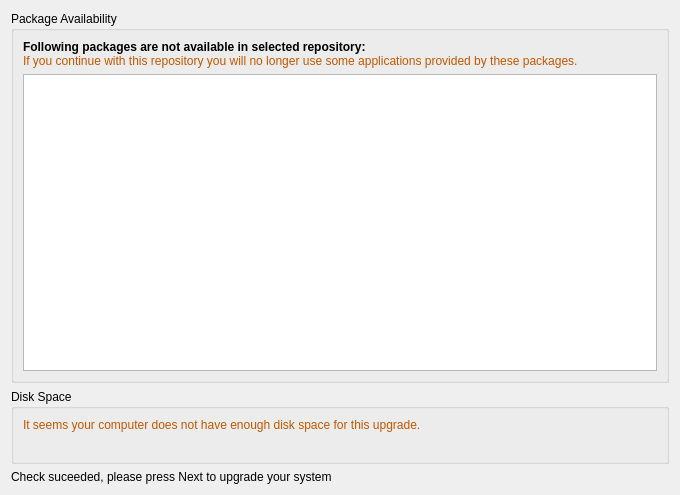
pars-linux/uludag, file playground/gokmen/um/ui/ui_screen_3.ui: the form before one commit.
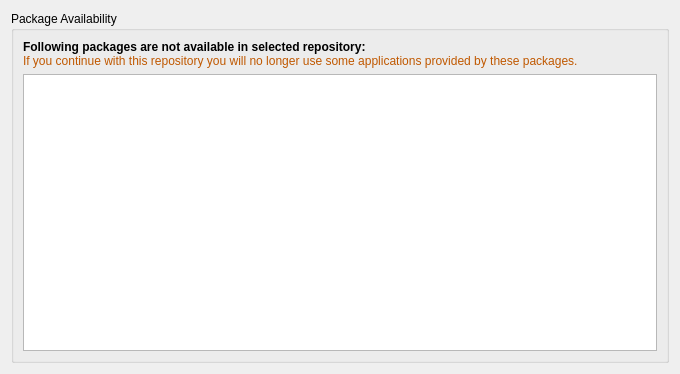
The form after the commit.

The edit to the form file:
```diff
--- a/playground/gokmen/um/ui/ui_screen_3.ui
+++ b/playground/gokmen/um/ui/ui_screen_3.ui
@@ -7,7 +7,7 @@
     <x>0</x>
     <y>0</y>
     <width>680</width>
-    <height>495</height>
+    <height>374</height>
    </rect>
   </property>
   <property name="windowTitle">
@@ -41,49 +41,6 @@
      </layout>
     </widget>
    </item>
-   <item row="1" column="0" colspan="2">
-    <widget class="QGroupBox" name="c_disk">
-     <property name="title">
-      <string>Disk Space</string>
-     </property>
-     <layout class="QVBoxLayout" name="verticalLayout">
-      <item>
-       <widget class="QLabel" name="label_2">
-        <property name="text">
-         <string>&lt;!DOCTYPE HTML PUBLIC &quot;-//W3C//DTD HTML 4.0//EN&quot; &quot;http://www.w3.org/TR/REC-html40/strict.dtd&quot;&gt;
-&lt;html&gt;&lt;head&gt;&lt;meta name=&quot;qrichtext&quot; content=&quot;1&quot; /&gt;&lt;style type=&quot;text/css&quot;&gt;
-p, li { white-space: pre-wrap; }
-&lt;/style&gt;&lt;/head&gt;&lt;body style=&quot; font-family:'Ubuntu'; font-size:9pt; font-weight:400; font-style:normal;&quot;&gt;
-&lt;p style=&quot; margin-top:0px; margin-bottom:0px; margin-left:0px; margin-right:0px; -qt-block-indent:0; text-indent:0px;&quot;&gt;&lt;span style=&quot; color:#c05800;&quot;&gt;It seems your computer does not have enough disk space for this upgrade.&lt;/span&gt;&lt;/p&gt;&lt;/body&gt;&lt;/html&gt;</string>
-        </property>
-        <property name="wordWrap">
-         <bool>true</bool>
-        </property>
-       </widget>
-      </item>
-      <item>
-       <widget class="QLabel" name="disk_space">
-        <property name="styleSheet">
-         <string notr="true">color:red;</string>
-        </property>
-        <property name="text">
-         <string/>
-        </property>
-        <property name="alignment">
-         <set>Qt::AlignCenter</set>
-        </property>
-       </widget>
-      </item>
-     </layout>
-    </widget>
-   </item>
-   <item row="2" column="0" colspan="2">
-    <widget class="QLabel" name="success">
-     <property name="text">
-      <string>Check suceeded, please press Next to upgrade your system</string>
-     </property>
-    </widget>
-   </item>
   </layout>
  </widget>
  <resources/>
```
